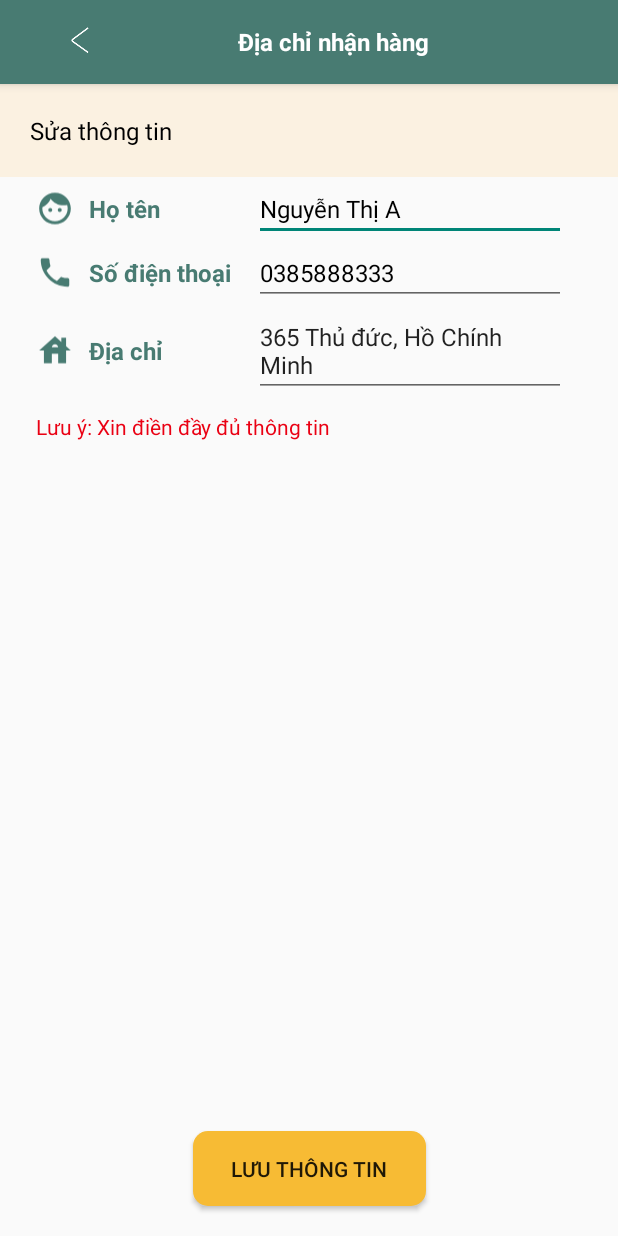
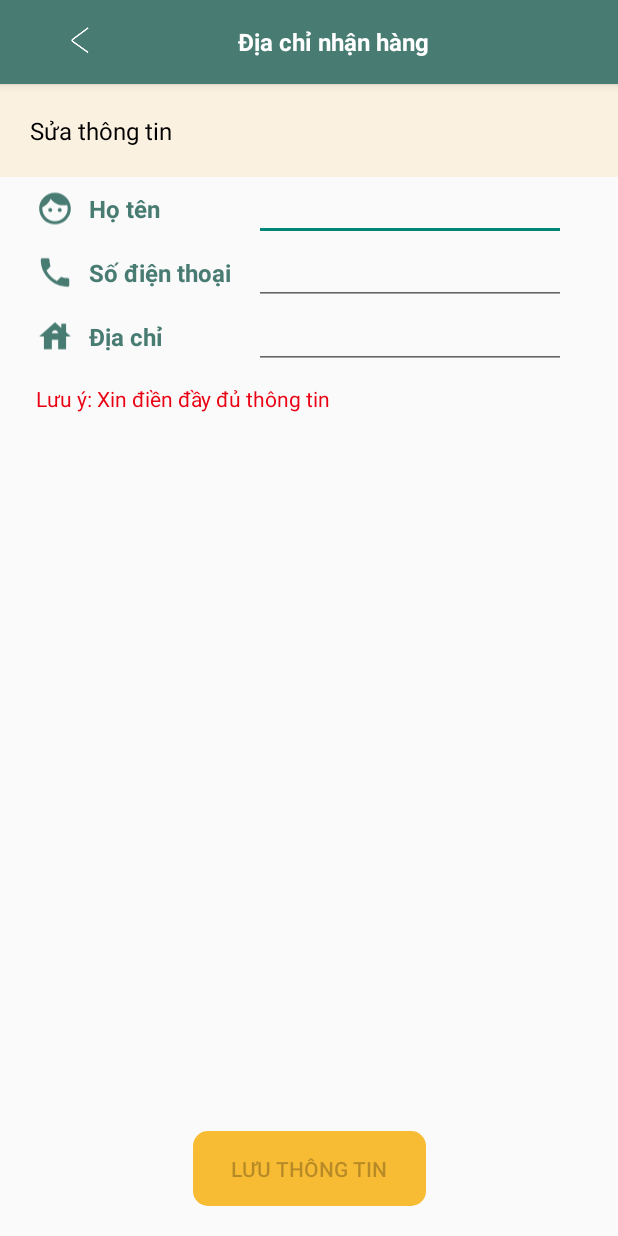
Before and after one commit to maithithuyhau/Meraki_Book_App, an Android app: the AddressActivity screen opened directly, with no data from a screen before it, on a phone screen of 412 x 824 dp. Run offline under Robolectric (Android 15) with nearby library versions, the phone set to English and light mode, and no system bars.

Commit message:
update AddressActivity

```diff
--- a/app/src/main/java/com/example/merakibook/DeliveryActivity.java
+++ b/app/src/main/java/com/example/merakibook/DeliveryActivity.java
@@ -62,9 +62,11 @@ public class DeliveryActivity extends AppCompatActivity {
 
                     chkNgayNhanTietKiem.setEnabled(false);
                     chkNgayNhanViettel.setEnabled(false);
+                    btnDvDongY.setEnabled(true);
                 }else {
                     chkNgayNhanTietKiem.setEnabled(true);
                     chkNgayNhanViettel.setEnabled(true);
+                    btnDvDongY.setEnabled(false);
                 }
             }else if(compoundButton.getId() == R.id.chkNgayNhanTietKiem){
                 if(b){
@@ -73,9 +75,11 @@ public class DeliveryActivity extends AppCompatActivity {
 
                     chkNgayNhanNhanh.setEnabled(false);
                     chkNgayNhanViettel.setEnabled(false);
+                    btnDvDongY.setEnabled(true);
                 }else {
                     chkNgayNhanNhanh.setEnabled(true);
                     chkNgayNhanViettel.setEnabled(true);
+                    btnDvDongY.setEnabled(false);
                 }
             }else if(compoundButton.getId() == R.id.chkNgayNhanViettel){
                 if(b){
@@ -84,9 +88,11 @@ public class DeliveryActivity extends AppCompatActivity {
 
                     chkNgayNhanNhanh.setEnabled(false);
                     chkNgayNhanTietKiem.setEnabled(false);
+                    btnDvDongY.setEnabled(true);
                 }else {
                     chkNgayNhanNhanh.setEnabled(true);
                     chkNgayNhanTietKiem.setEnabled(true);
+                    btnDvDongY.setEnabled(false);
                 }
             }
 
--- a/app/src/main/res/layout/activity_address.xml
+++ b/app/src/main/res/layout/activity_address.xml
@@ -90,7 +90,7 @@
                     android:layout_height="wrap_content"
                     android:layout_gravity="center_vertical"
                     android:layout_marginStart="10dp"
-                    android:text="@string/ten"
+                    android:text=""
                     android:textColor="@color/black"
                     android:textSize="16sp" />
 
@@ -120,7 +120,7 @@
                     android:layout_height="wrap_content"
                     android:layout_gravity="center_vertical"
                     android:layout_marginStart="10dp"
-                    android:text="0385888333"
+                    android:text=""
                     android:textColor="@color/black"
                     android:textSize="16sp" />
 
@@ -151,7 +151,7 @@
                     android:layout_gravity="center_vertical"
                     android:layout_marginStart="10dp"
                     android:inputType="textMultiLine"
-                    android:text="@string/dia_chi"
+                    android:text=""
                     android:textSize="16sp" />
             </TableRow>
         </TableLayout>
@@ -180,7 +180,8 @@
             android:layout_marginBottom="20dp"
             app:layout_constraintBottom_toBottomOf="parent"
             app:layout_constraintEnd_toEndOf="parent"
-            app:layout_constraintStart_toStartOf="parent" />
+            app:layout_constraintStart_toStartOf="parent"
+            android:enabled="false"/>
     </androidx.constraintlayout.widget.ConstraintLayout>
 
 
--- a/app/src/main/res/layout/activity_delivery.xml
+++ b/app/src/main/res/layout/activity_delivery.xml
@@ -168,7 +168,8 @@
             android:layout_marginBottom="20dp"
             app:layout_constraintBottom_toBottomOf="parent"
             app:layout_constraintEnd_toEndOf="parent"
-            app:layout_constraintStart_toStartOf="parent" />
+            app:layout_constraintStart_toStartOf="parent"
+            android:enabled="false"/>
     </androidx.constraintlayout.widget.ConstraintLayout>
 
 </LinearLayout>
```
